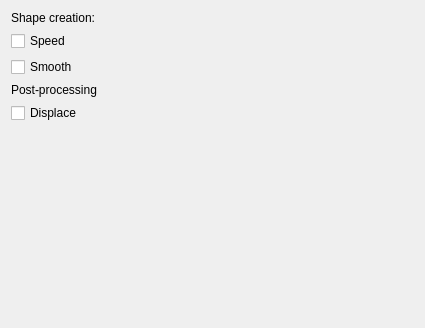
The window that krita/plugins/paintops/experiment/wdgexperimentoptions.ui (KDE/krita) describes before a commit, drawn with Qt 5.
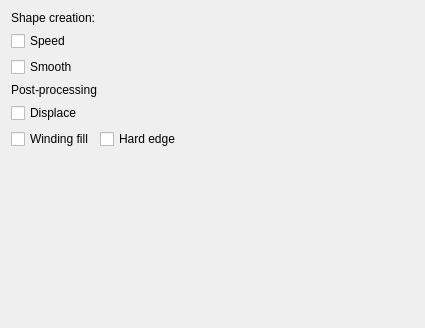
The same window after the commit. Custom widgets are drawn as their Qt base class.

Commit message:
Add support for nonzero fill rule for experiment brush
Thanks David Gowers for preparing this patch!

BUG:318701

Diff of the .ui file:
```diff
--- a/krita/plugins/paintops/experiment/wdgexperimentoptions.ui
+++ b/krita/plugins/paintops/experiment/wdgexperimentoptions.ui
@@ -104,6 +104,24 @@
      </item>
     </layout>
    </item>
+   <item>
+    <layout class="QHBoxLayout" name="fillLayout" stretch="0,1">
+     <item>
+      <widget class="QCheckBox" name="windingFillCHBox">
+       <property name="text">
+        <string>Winding fill</string>
+       </property>
+      </widget>
+     </item>
+     <item>
+      <widget class="QCheckBox" name="hardEdgeCHBox">
+       <property name="text">
+        <string>Hard edge</string>
+       </property>
+      </widget>
+     </item>
+    </layout>
+   </item>
    <item>
     <spacer name="verticalSpacer">
      <property name="orientation">
```
The commit also changes 4 other files.
